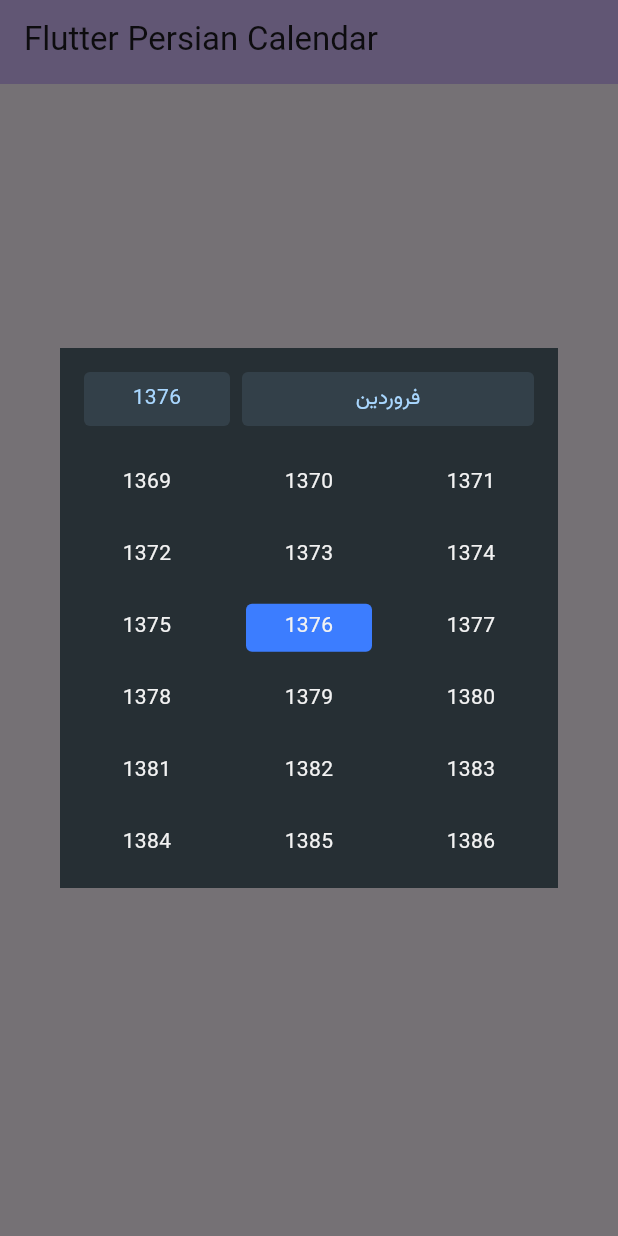
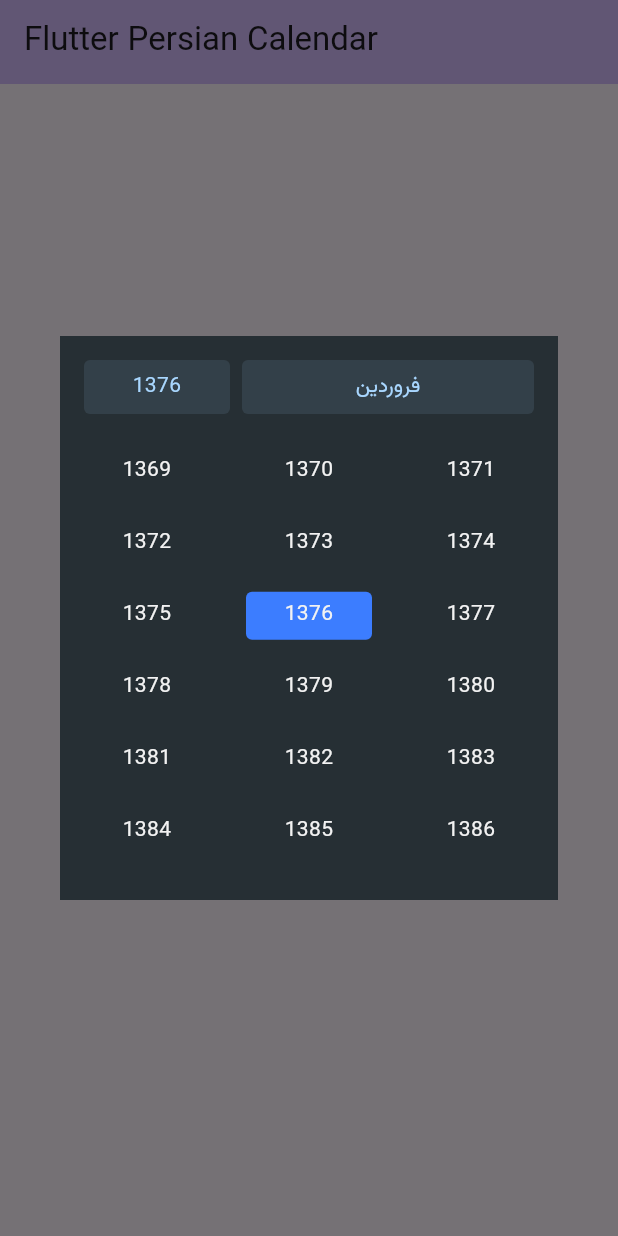
Before and after one commit to Amirnlz/flutter_persian_calendar, a Flutter app: the screen it shows after launch, after a tap on "Select Date(With Dark Theme)", on a phone screen of 412 x 824 dp. Run offline on Flutter 3.47's test engine with Material 3 defaults, Android fonts, the phone set to English and light mode, and no system bars; our stand-ins replace shamsi_date.

Commit message:
change calendar-theme and change calendar class names

```diff
--- a/example/lib/constants.dart
+++ b/example/lib/constants.dart
@@ -20,6 +20,14 @@ final calendarLightTheme = PersianCalendarTheme(
     fontSize: 14,
     color: Colors.black,
   ),
+  selectedItemTextStyle: const TextStyle(
+    fontSize: 14,
+    color: Color(0XFFF2F2F2),
+  ),
+  confirmButtonTextStyle: const TextStyle(
+    fontSize: 14,
+    color: Color(0XFFF2F2F2),
+  ),
   headerTextStyle: const TextStyle(
     fontSize: 14,
     color: Colors.black,
--- a/example/lib/main.dart
+++ b/example/lib/main.dart
@@ -102,6 +102,8 @@ class _MyHomePageState extends State<MyHomePage> {
     PersianCalendarTheme calendarTheme,
   ) {
     return PersianCalendar(
+      calendarHeight: 376,
+      calendarWidth: 360,
       selectedDate: selectedDate,
       onDateChanged: (newDate) {
         setState(() {
--- a/lib/src/persian_calendar.dart
+++ b/lib/src/persian_calendar.dart
@@ -2,11 +2,11 @@ import 'package:flutter/material.dart';
 import 'package:shamsi_date/shamsi_date.dart';
 
 import 'base_widgets/date_picker_base.dart';
-import 'day/shamsi_day_picker.dart';
-import 'month/shamsi_month_picker.dart';
+import 'day/persian_day_calendar.dart';
+import 'month/persian_month_calendar.dart';
 import 'theme/shamsi_date_picker_theme.dart';
 import 'utils/constants.dart';
-import 'year/shamsi_year_picker.dart';
+import 'year/persian_year_calendar.dart';
 
 class PersianCalendar extends StatefulWidget {
   const PersianCalendar({
@@ -67,7 +67,7 @@ class _PersianCalendarState extends State<PersianCalendar> {
   Widget _changeDatePickerView() {
     switch (activeDatePickerView) {
       case DatePickerView.year:
-        return ShamsiYearPicker(
+        return PYearCalendar(
           selectedYear: selectedDate.year,
           startYearFrom: widget.datePickerStartDate.year,
           endYearAt: widget.datePickerEndDate.year,
@@ -79,7 +79,7 @@ class _PersianCalendarState extends State<PersianCalendar> {
         );
 
       case DatePickerView.month:
-        return ShamsiMonthPicker(
+        return PMonthCalendar(
           selectedMonth: selectedDate.month,
           startMonth: startMonthDatePicker,
           endMonth: endMonthDatePicker,
@@ -91,7 +91,7 @@ class _PersianCalendarState extends State<PersianCalendar> {
         );
 
       case DatePickerView.day:
-        return ShamsiDayPicker(
+        return PDayCalendar(
           selectedDay: selectedDate.day,
           startDay: startDayDatePicker,
           endDay: endDayDatePicker,
--- a/lib/src/theme/shamsi_date_picker_theme.dart
+++ b/lib/src/theme/shamsi_date_picker_theme.dart
@@ -1,10 +1,12 @@
 import 'package:flutter/widgets.dart';
 
 class PersianCalendarTheme {
+  final Color backgroundColor;
+  final Color headerBackgroundColor;
   final Color selectedColor;
   final TextStyle textStyle;
-  final Color backgroundColor;
-  final Color headerBackgroundColor;
+  final TextStyle? selectedItemTextStyle;
+  final TextStyle? confirmButtonTextStyle;
   final TextStyle? headerTextStyle;
   final double itemHeight;
   final double yearItemWidth;
@@ -12,10 +14,12 @@ class PersianCalendarTheme {
   final double dayItemWidth;
 
   PersianCalendarTheme({
+    this.backgroundColor = const Color(0xFF262F34),
+    this.headerBackgroundColor = const Color(0x1AA9D7FF),
     this.selectedColor = const Color(0xFF3C7DFF),
     required this.textStyle,
-    this.backgroundColor = const Color(0xFF262F34),
-    this.headerBackgroundColor = const Color(0x1AA9D7FF),
+    this.selectedItemTextStyle,
+    this.confirmButtonTextStyle,
     this.headerTextStyle,
     this.itemHeight = 32,
     this.yearItemWidth = 84,
--- a/lib/src/year/shamsi_year_picker.dart
+++ b/lib/src/year/persian_year_calendar.dart
@@ -4,8 +4,8 @@ import '../base_widgets/item_box.dart';
 import '../base_widgets/items_list_view_widget.dart';
 import '../theme/shamsi_date_picker_theme.dart';
 
-class ShamsiYearPicker extends StatefulWidget {
-  const ShamsiYearPicker({
+class PYearCalendar extends StatefulWidget {
+  const PYearCalendar({
     Key? key,
     required this.selectedYear,
     required this.startYearFrom,
@@ -20,10 +20,10 @@ class ShamsiYearPicker extends StatefulWidget {
   final PersianCalendarTheme calendarTheme;
 
   @override
-  State<ShamsiYearPicker> createState() => _ShamsiYearPickerState();
+  State<PYearCalendar> createState() => _PYearCalendarState();
 }
 
-class _ShamsiYearPickerState extends State<ShamsiYearPicker> {
+class _PYearCalendarState extends State<PYearCalendar> {
   final int yearMaxPerRow = 3;
   late ScrollController _scrollController;
 
@@ -53,15 +53,17 @@ class _ShamsiYearPickerState extends State<ShamsiYearPicker> {
       ),
       indexItemWidget: (index) {
         final yearItem = widget.startYearFrom + index;
+        final isSelected = yearItem == widget.selectedYear;
+
         return ItemBox(
           itemTitle: yearItem.toString(),
           itemNumber: yearItem,
-          isItemSelected: yearItem == widget.selectedYear,
+          isItemSelected: isSelected,
           onItemNumberChanged: widget.onYearChanged,
           selectedColor: widget.calendarTheme.selectedColor,
           itemHeight: widget.calendarTheme.itemHeight,
           itemWidth: widget.calendarTheme.yearItemWidth,
-          textStyle: widget.calendarTheme.textStyle,
+          textStyle: textStyle(isSelected),
         );
       },
     );
@@ -83,4 +85,9 @@ class _ShamsiYearPickerState extends State<ShamsiYearPicker> {
         differenceYear * (widget.calendarTheme.itemHeight / 2.2);
     return scrollOffset;
   }
+
+  TextStyle textStyle(bool isSelected) =>
+      isSelected && widget.calendarTheme.selectedItemTextStyle != null
+          ? widget.calendarTheme.selectedItemTextStyle!
+          : widget.calendarTheme.textStyle;
 }
```
Also changed, not shown: lib/src/day/persian_day_calendar.dart (renamed from lib/src/day/shamsi_day_picker.dart, +12 -5 lines), lib/src/month/persian_month_calendar.dart (renamed from lib/src/month/shamsi_month_picker.dart, +10 -4 lines).
